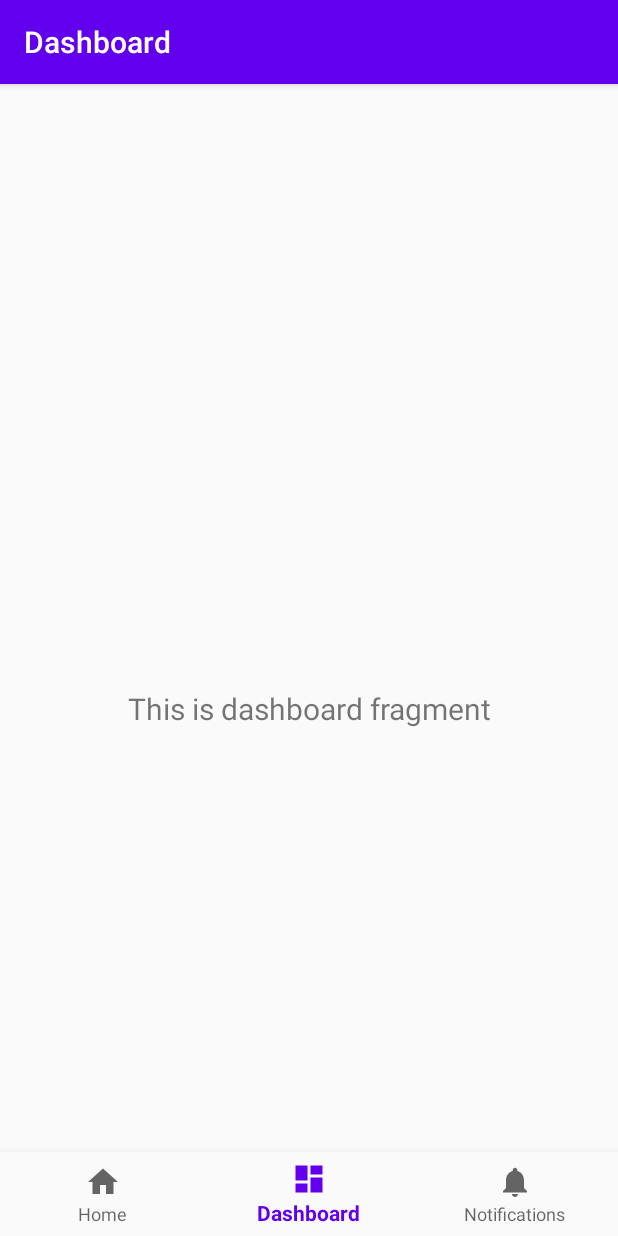
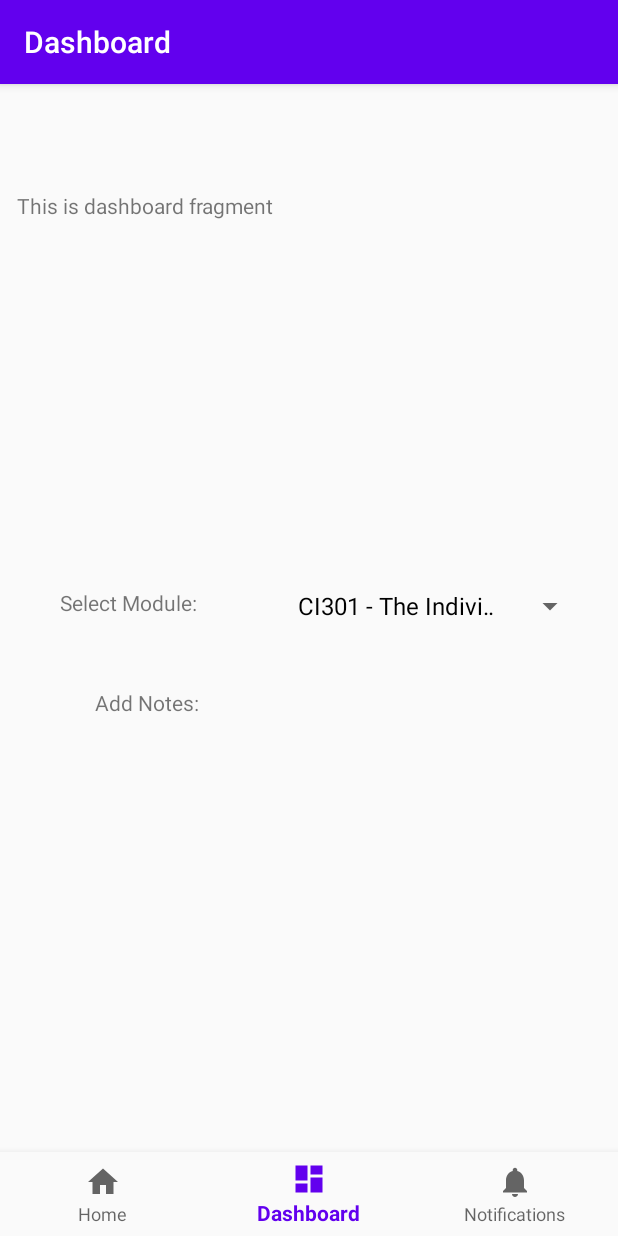
Before and after one commit to paoloe/pae_UniversityActivityTracker, an Android app: the DashboardFragment screen opened through its navigation route, on a phone screen of 412 x 824 dp. Run offline under Robolectric (Android 15) with nearby library versions, the phone set to English and light mode, and no system bars; our stand-ins replace navigation-ui.

Commit message:
Adding UI elements to the activity tracker

```diff
--- a/app/src/main/java/com/example/universityactivitytracker/MainActivity.java
+++ b/app/src/main/java/com/example/universityactivitytracker/MainActivity.java
@@ -1,10 +1,13 @@
 package com.example.universityactivitytracker;
 
 import android.os.Bundle;
+import android.widget.ArrayAdapter;
+import android.widget.Spinner;
 
 import com.google.android.material.bottomnavigation.BottomNavigationView;
 
 import androidx.appcompat.app.AppCompatActivity;
+import androidx.core.app.TaskStackBuilder;
 import androidx.navigation.NavController;
 import androidx.navigation.Navigation;
 import androidx.navigation.ui.AppBarConfiguration;
--- a/app/src/main/java/com/example/universityactivitytracker/ui/dashboard/DashboardFragment.java
+++ b/app/src/main/java/com/example/universityactivitytracker/ui/dashboard/DashboardFragment.java
@@ -4,6 +4,9 @@ import android.os.Bundle;
 import android.view.LayoutInflater;
 import android.view.View;
 import android.view.ViewGroup;
+import android.widget.ArrayAdapter;
+import android.widget.EditText;
+import android.widget.Spinner;
 import android.widget.TextView;
 
 import androidx.annotation.NonNull;
@@ -18,18 +21,28 @@ public class DashboardFragment extends Fragment {
 
     private DashboardViewModel dashboardViewModel;
 
+    @Override
     public View onCreateView(@NonNull LayoutInflater inflater,
                              ViewGroup container, Bundle savedInstanceState) {
         dashboardViewModel =
                 ViewModelProviders.of(this).get(DashboardViewModel.class);
         View root = inflater.inflate(R.layout.fragment_dashboard, container, false);
-        final TextView textView = root.findViewById(R.id.text_dashboard);
+
+        Spinner spinner = (Spinner) root.findViewById(R.id.dashboard_sp_moduleSelector);
+        ArrayAdapter<CharSequence> adapter = ArrayAdapter.createFromResource(this.getActivity(), R.array.moduleCodes_array,
+                android.R.layout.simple_spinner_dropdown_item);
+        adapter.setDropDownViewResource(android.R.layout.simple_spinner_dropdown_item);
+        spinner.setAdapter(adapter);
+
+        final TextView textView = root.findViewById(R.id.dashboard_tv_dashboard);
         dashboardViewModel.getText().observe(getViewLifecycleOwner(), new Observer<String>() {
             @Override
             public void onChanged(@Nullable String s) {
                 textView.setText(s);
             }
         });
+
         return root;
     }
+
 }
--- a/app/src/main/java/com/example/universityactivitytracker/ui/dashboard/DashboardViewModel.java
+++ b/app/src/main/java/com/example/universityactivitytracker/ui/dashboard/DashboardViewModel.java
@@ -16,4 +16,6 @@ public class DashboardViewModel extends ViewModel {
     public LiveData<String> getText() {
         return mText;
     }
+
+
 }
--- a/app/src/main/res/layout/activity_main.xml
+++ b/app/src/main/res/layout/activity_main.xml
@@ -25,9 +25,11 @@
         android:layout_height="match_parent"
         app:defaultNavHost="true"
         app:layout_constraintBottom_toTopOf="@id/nav_view"
+        app:layout_constraintHorizontal_bias="0.0"
         app:layout_constraintLeft_toLeftOf="parent"
         app:layout_constraintRight_toRightOf="parent"
         app:layout_constraintTop_toTopOf="parent"
+        app:layout_constraintVertical_bias="1.0"
         app:navGraph="@navigation/mobile_navigation" />
 
 </androidx.constraintlayout.widget.ConstraintLayout>
--- a/app/src/main/res/layout/fragment_dashboard.xml
+++ b/app/src/main/res/layout/fragment_dashboard.xml
@@ -7,16 +7,49 @@
     tools:context=".ui.dashboard.DashboardFragment">
 
     <TextView
-        android:id="@+id/text_dashboard"
-        android:layout_width="match_parent"
+        android:id="@+id/dashboard_tv_moduleSelect"
+        android:layout_width="wrap_content"
         android:layout_height="wrap_content"
-        android:layout_marginStart="8dp"
-        android:layout_marginTop="8dp"
-        android:layout_marginEnd="8dp"
-        android:textAlignment="center"
-        android:textSize="20sp"
+        android:text="Select Module: "
         app:layout_constraintBottom_toBottomOf="parent"
         app:layout_constraintEnd_toEndOf="parent"
+        app:layout_constraintHorizontal_bias="0.126"
+        app:layout_constraintStart_toStartOf="parent"
+        app:layout_constraintTop_toTopOf="parent"
+        app:layout_constraintVertical_bias="0.404" />
+
+    <TextView
+        android:id="@+id/dashboard_tv_additionalNotes"
+        android:layout_width="wrap_content"
+        android:layout_height="wrap_content"
+        android:text="Add Notes: "
+        app:layout_constraintBottom_toBottomOf="parent"
+        app:layout_constraintEnd_toEndOf="parent"
+        app:layout_constraintHorizontal_bias="0.186"
         app:layout_constraintStart_toStartOf="parent"
         app:layout_constraintTop_toTopOf="parent" />
+
+    <TextView
+        android:id="@+id/dashboard_tv_dashboard"
+        android:layout_width="wrap_content"
+        android:layout_height="wrap_content"
+        android:text="TextView"
+        app:layout_constraintBottom_toBottomOf="parent"
+        app:layout_constraintEnd_toEndOf="parent"
+        app:layout_constraintHorizontal_bias="0.048"
+        app:layout_constraintStart_toStartOf="parent"
+        app:layout_constraintTop_toTopOf="parent"
+        app:layout_constraintVertical_bias="0.022" />
+
+    <Spinner
+        android:id="@+id/dashboard_sp_moduleSelector"
+        android:layout_width="200dp"
+        android:layout_height="44dp"
+        app:layout_constraintBottom_toBottomOf="parent"
+        app:layout_constraintEnd_toEndOf="parent"
+        app:layout_constraintHorizontal_bias="0.9"
+        app:layout_constraintStart_toStartOf="parent"
+        app:layout_constraintTop_toTopOf="parent"
+        app:layout_constraintVertical_bias="0.404" />
+
 </androidx.constraintlayout.widget.ConstraintLayout>
--- /dev/null
+++ b/app/src/main/res/values/modules.xml
@@ -0,0 +1,12 @@
+<?xml version="1.0" encoding="utf-8"?>
+<resources>
+    <string-array name="moduleCodes_array">
+        <item>CI301 - The Individual Project</item>
+        <item>CI311 - Specification and Refinement</item>
+        <item>CI346 - Programming Languages, Concurrency and Client Server Computing</item>
+        <item>CI347 - Web and Network Management</item>
+        <item>CI360 - Mobile Application Development</item>
+        <item>CI001 - Career</item>
+        <item>CI002 - Personal Projects</item>
+    </string-array>
+</resources>
```
